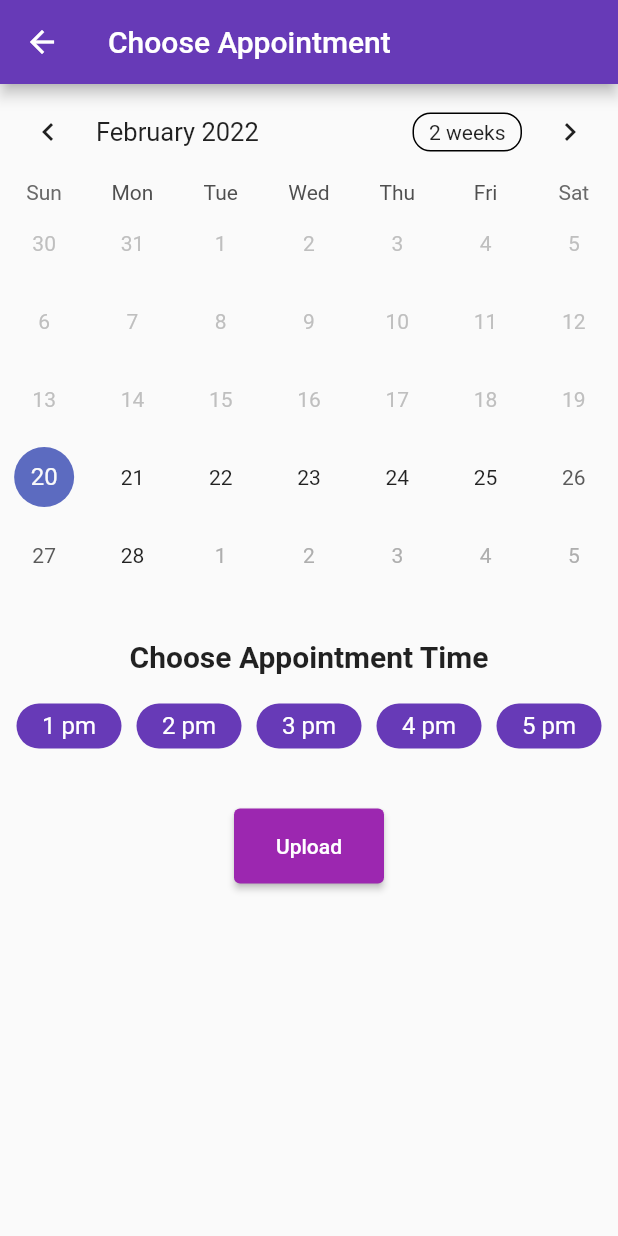
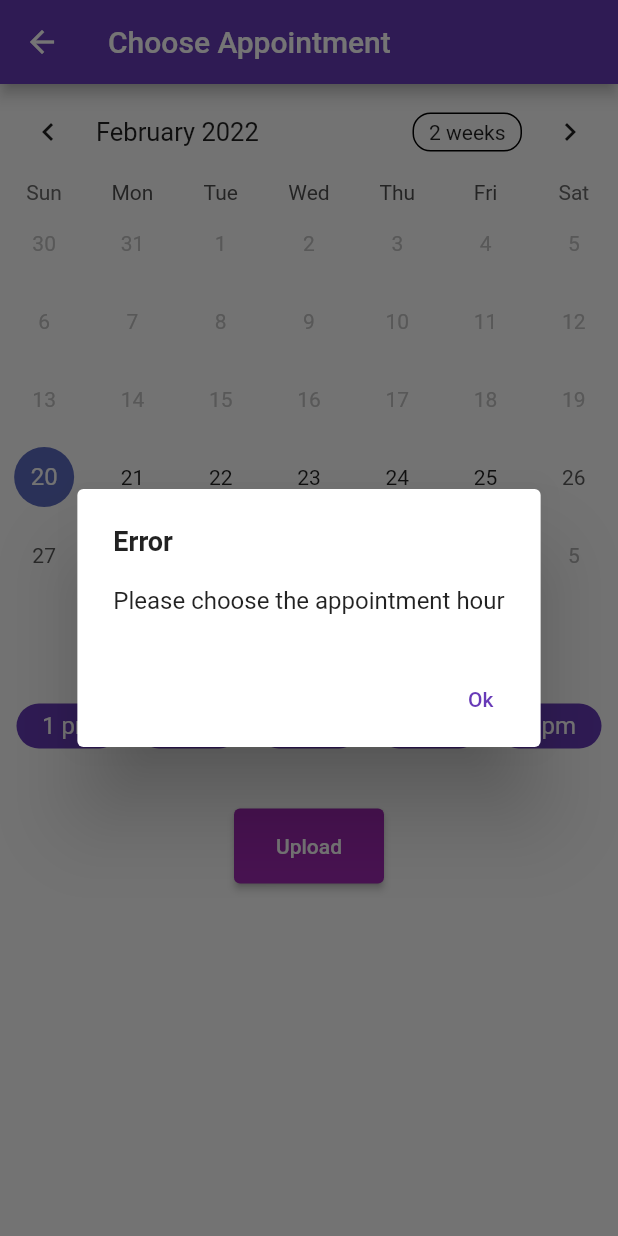
Before and after one commit to mohammed-elbastawisi/clinic_task, a Flutter app: the AppointmentScreen screen opened directly with empty values, after a tap on "Upload", on a phone screen of 412 x 824 dp. Run offline on Flutter 3.47's test engine with Material 2 defaults, Android fonts, the phone set to English and light mode, and no system bars; drawn by our look-alikes of table_calendar; our stand-ins replace bloc, flutter_bloc.

Commit message:
adding choose hour error alert and enhancing UI

```diff
--- a/lib/presentation/appointment_screen/appointment_screen.dart
+++ b/lib/presentation/appointment_screen/appointment_screen.dart
@@ -23,7 +23,7 @@ class AppointmentScreen extends StatefulWidget {
 class _AppointmentScreenState extends State<AppointmentScreen> {
   late ReservationCubit reservationCubit;
   late ServicesAndBill servicesAndBill;
-  late int chosenHour;
+  int chosenHour = 0;
   DateTime? _selectedDay = DateTime.now();
   DateTime _focusedDay = DateTime.now();
   CalendarFormat _calendarFormat = CalendarFormat.month;
@@ -78,10 +78,7 @@ class _AppointmentScreenState extends State<AppointmentScreen> {
             builder: (context, state) {
               return UploadButton(
                 title: 'Upload',
-                onPressed: () {
-                  _chooseDateAndTime();
-                  reservationCubit.checkIfPatientVisitedBefore(widget.patient);
-                },
+                onPressed: _onUploading,
               );
             },
           ),
@@ -158,4 +155,35 @@ class _AppointmentScreenState extends State<AppointmentScreen> {
     );
     widget.patient.visitTime = _chosenDateAndTime;
   }
+
+  void _viewErrorDialog() {
+    showDialog(
+      context: context,
+      builder: (ctx) => AlertDialog(
+        title: const Text(
+          'Error',
+          style: TextStyle(
+            fontSize: 18,
+            fontWeight: FontWeight.bold,
+          ),
+        ),
+        content: const Text('Please choose the appointment hour'),
+        actions: [
+          TextButton(
+            onPressed: () => Navigator.of(context).pop(),
+            child: const Text('Ok'),
+          ),
+        ],
+      ),
+    );
+  }
+
+  void _onUploading() {
+    if (chosenHour == 0) {
+      _viewErrorDialog();
+    } else {
+      _chooseDateAndTime();
+      reservationCubit.checkIfPatientVisitedBefore(widget.patient);
+    }
+  }
 }
```
Also changed, not shown: lib/presentation/reservations_screen/reservations_details_screen.dart (+8 -0 lines), lib/presentation/reservations_screen/reservations_screen.dart (+13 -1 lines).
